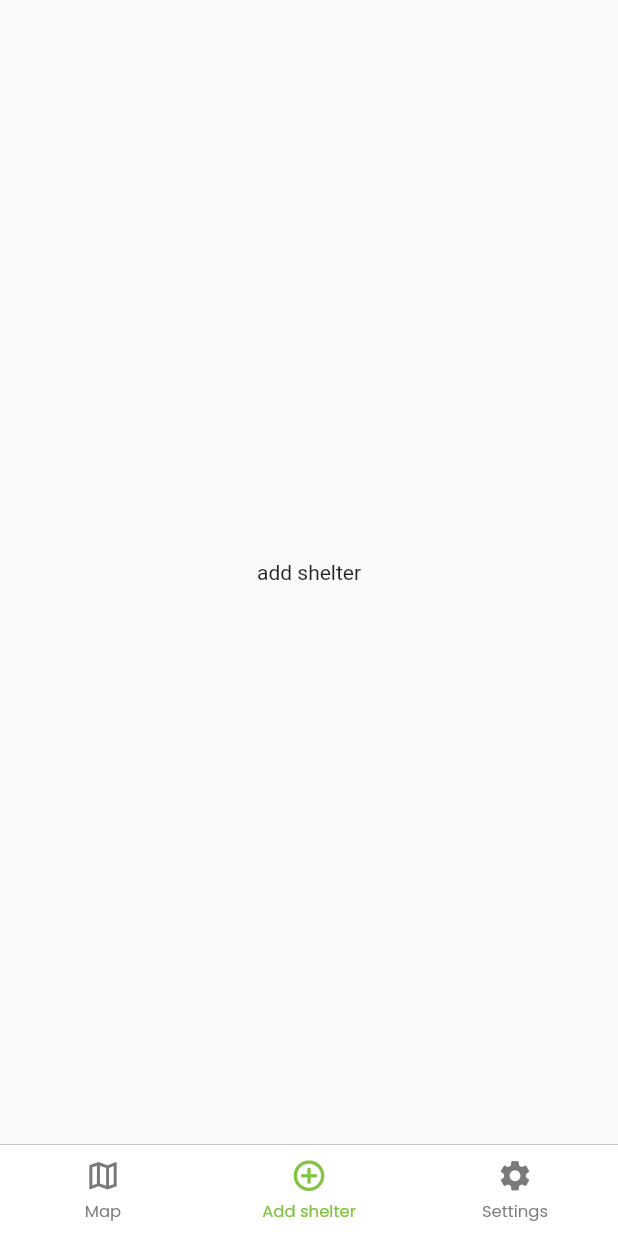
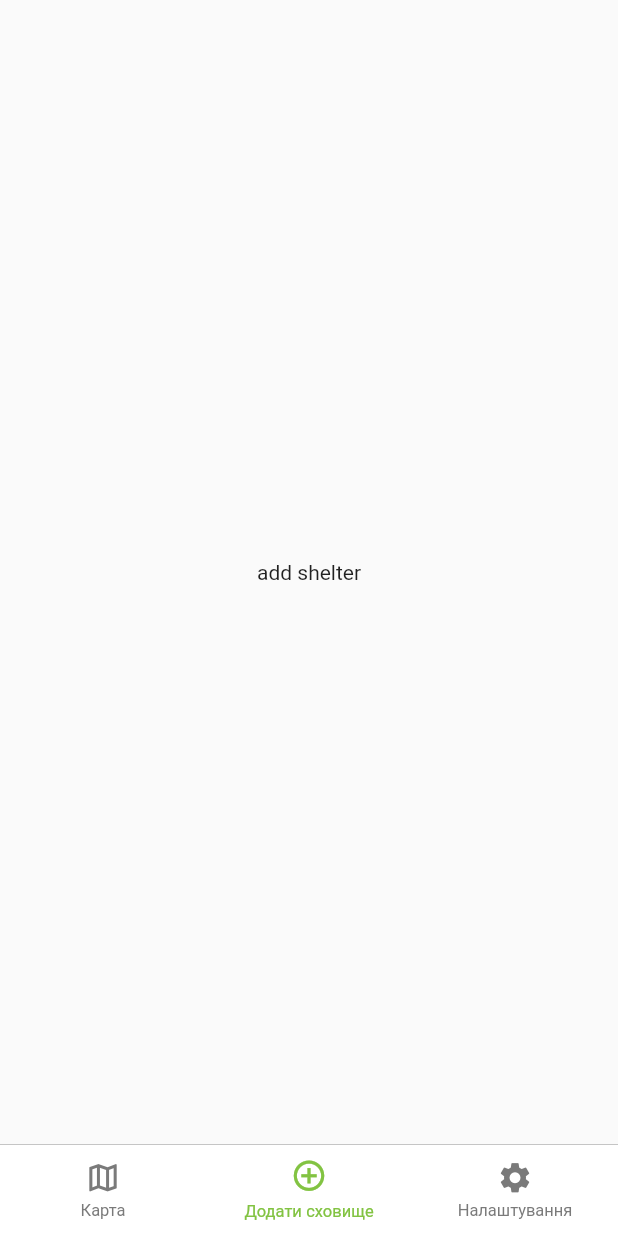
Before and after one commit to perpetio/shelter, a Flutter app: the screen it shows after launch, item 2 of the bottom bar chosen, on a phone screen of 412 x 824 dp. Run offline on Flutter 3.47's test engine with Material 2 defaults, Android fonts, the phone set to English and light mode, and no system bars; drawn by our look-alikes of persistent_bottom_nav_bar; our stand-ins replace easy_localization, flutter_bloc, flutter_map, flutter_screenutil, google_fonts, latlong2.

```diff
--- /dev/null
+++ b/assets/translations/uk.json
@@ -0,0 +1,5 @@
+{
+    "add_shelter": "Додати сховище",
+    "map": "Карта",
+    "settings": "Налаштування"
+}
--- a/lib/presentation/utils/strings.dart
+++ b/lib/presentation/utils/strings.dart
@@ -1,8 +1,6 @@
 import 'package:easy_localization/easy_localization.dart';
 
 class Strings {
-  static const String translationsPath = 'assets/translations';
-
   // Map screen
   static final String map = 'map'.tr();
 
--- a/pubspec.yaml
+++ b/pubspec.yaml
@@ -17,6 +17,7 @@ dependencies:
   flutter_bloc: ^8.0.1
   flutter_map: ^0.14.0
   flutter_screenutil: ^5.5.1
+  font_awesome_flutter: ^10.1.0
   google_fonts: ^2.3.2
   persistent_bottom_nav_bar: ^4.0.2
 
```
Also changed, not shown: lib/main.dart (+3 -4 lines), lib/presentation/screens/map/map_screen.dart (+16 -3 lines), lib/presentation/screens/map/map_tile_layer.dart (added, +17 -0 lines), 1 other file.
